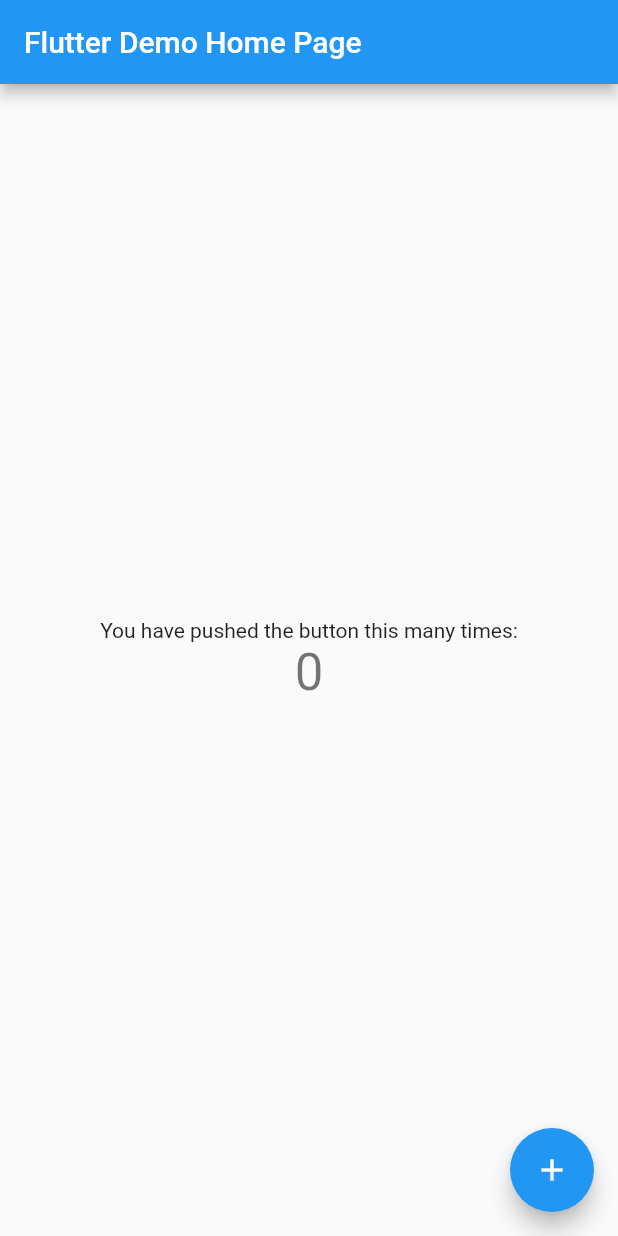
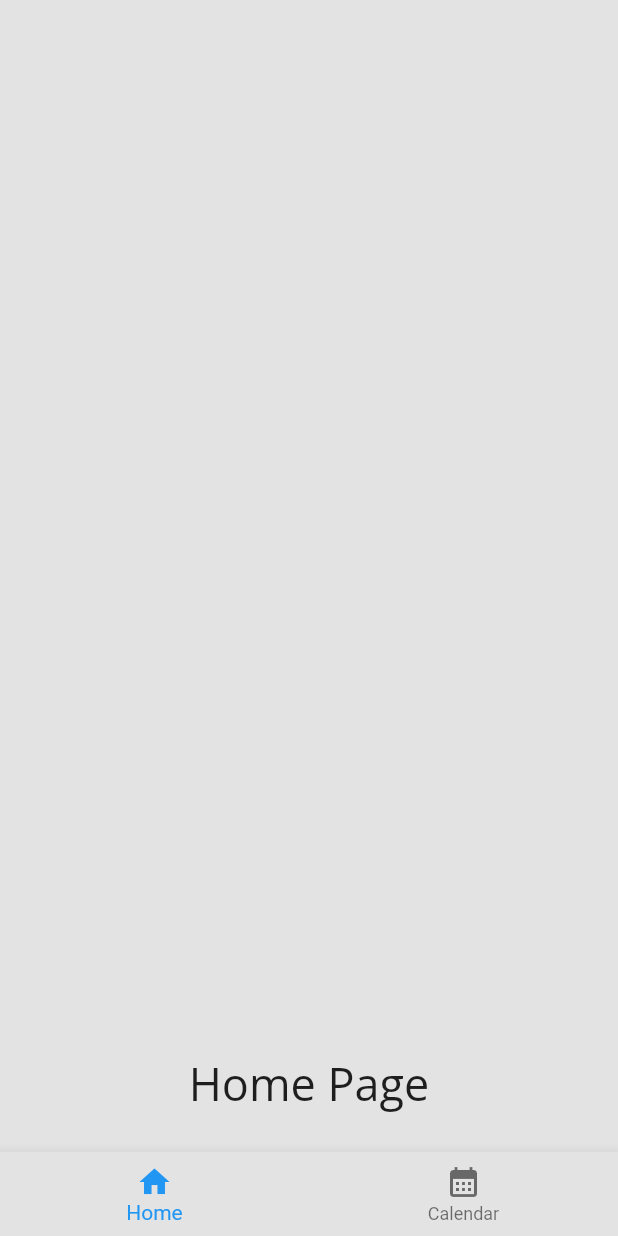
Before and after one commit to SanskritiHarmukh/Almeerah, a Flutter app: the screen it shows after launch, on a phone screen of 412 x 824 dp. Run offline on Flutter 3.47's test engine with Material 2 defaults, Android fonts, the phone set to English and light mode, and no system bars; our stand-ins replace firebase_core, google_fonts; missing offline and left inert: flutter_clean_calendar; accounts and stored records are empty.

Commit message:
Added calendar and a color for each day

```diff
--- /dev/null
+++ b/lib/HomePage.dart
@@ -0,0 +1,25 @@
+import 'package:flutter/material.dart';
+import 'package:google_fonts/google_fonts.dart';
+
+class HomePage extends StatefulWidget {
+  const HomePage({Key? key}) : super(key: key);
+
+  @override
+  State<HomePage> createState() => _HomePageState();
+}
+
+class _HomePageState extends State<HomePage> {
+  @override
+  Widget build(BuildContext context) {
+    return Scaffold(
+      backgroundColor:  Color.fromARGB(255, 227, 227, 227),
+      body: Padding(
+        padding: const EdgeInsets.only(bottom: 25),
+        child: Align(
+          alignment: Alignment.bottomCenter,
+          child: Text('Home Page', style: GoogleFonts.openSans(fontSize: 30)),
+        ),
+      ),
+    );
+  }
+}
--- a/lib/main.dart
+++ b/lib/main.dart
@@ -1,3 +1,5 @@
+import 'package:almeerah/CalendarPage.dart';
+import 'package:almeerah/HomePage.dart';
 import 'package:flutter/material.dart';
 import 'package:firebase_core/firebase_core.dart';
 
@@ -7,112 +9,58 @@
   runApp(MyApp());
 }
 
-class MyApp extends StatelessWidget {
-  const MyApp({super.key});
+class MyApp extends StatefulWidget {
+  const MyApp({Key? key}) : super(key: key);
 
-  // This widget is the root of your application.
+  @override
+  State<MyApp> createState() => _MyAppState();
+}
+
+class _MyAppState extends State<MyApp> {
   @override
   Widget build(BuildContext context) {
     return MaterialApp(
-      title: 'Flutter Demo',
-      theme: ThemeData(
-        // This is the theme of your application.
-        //
-        // Try running your application with "flutter run". You'll see the
-        // application has a blue toolbar. Then, without quitting the app, try
-        // changing the primarySwatch below to Colors.green and then invoke
-        // "hot reload" (press "r" in the console where you ran "flutter run",
-        // or simply save your changes to "hot reload" in a Flutter IDE).
-        // Notice that the counter didn't reset back to zero; the application
-        // is not restarted.
-        primarySwatch: Colors.blue,
-      ),
-      home: const MyHomePage(title: 'Flutter Demo Home Page'),
+      debugShowCheckedModeBanner: false,
+      home: BottomTabBar(),
     );
   }
 }
-
-class MyHomePage extends StatefulWidget {
-  const MyHomePage({super.key, required this.title});
-
-  // This widget is the home page of your application. It is stateful, meaning
-  // that it has a State object (defined below) that contains fields that affect
-  // how it looks.
-
-  // This class is the configuration for the state. It holds the values (in this
-  // case the title) provided by the parent (in this case the App widget) and
-  // used by the build method of the State. Fields in a Widget subclass are
-  // always marked "final".
-
-  final String title;
+class BottomTabBar extends StatefulWidget {
+  BottomTabBar({Key? key}) : super(key: key);
 
   @override
-  State<MyHomePage> createState() => _MyHomePageState();
+  State<BottomTabBar> createState() => _BottomTabBarState();
 }
 
-class _MyHomePageState extends State<MyHomePage> {
-  int _counter = 0;
-
-  void _incrementCounter() {
-    setState(() {
-      // This call to setState tells the Flutter framework that something has
-      // changed in this State, which causes it to rerun the build method below
-      // so that the display can reflect the updated values. If we changed
-      // _counter without calling setState(), then the build method would not be
-      // called again, and so nothing would appear to happen.
-      _counter++;
-    });
-  }
-
+class _BottomTabBarState extends State<BottomTabBar> {
+  int _index = 0;
+  final screens = [
+    HomePage(),
+    CalendarPage(),
+  ];
   @override
   Widget build(BuildContext context) {
-    // This method is rerun every time setState is called, for instance as done
-    // by the _incrementCounter method above.
-    //
-    // The Flutter framework has been optimized to make rerunning build methods
-    // fast, so that you can just rebuild anything that needs updating rather
-    // than having to individually change instances of widgets.
     return Scaffold(
-      appBar: AppBar(
-        // Here we take the value from the MyHomePage object that was created by
-        // the App.build method, and use it to set our appbar title.
-        title: Text(widget.title),
-      ),
-      body: Center(
-        // Center is a layout widget. It takes a single child and positions it
-        // in the middle of the parent.
-        child: Column(
-          // Column is also a layout widget. It takes a list of children and
-          // arranges them vertically. By default, it sizes itself to fit its
-          // children horizontally, and tries to be as tall as its parent.
-          //
-          // Invoke "debug painting" (press "p" in the console, choose the
-          // "Toggle Debug Paint" action from the Flutter Inspector in Android
-          // Studio, or the "Toggle Debug Paint" command in Visual Studio Code)
-          // to see the wireframe for each widget.
-          //
-          // Column has various properties to control how it sizes itself and
-          // how it positions its children. Here we use mainAxisAlignment to
-          // center the children vertically; the main axis here is the vertical
-          // axis because Columns are vertical (the cross axis would be
-          // horizontal).
-          mainAxisAlignment: MainAxisAlignment.center,
-          children: <Widget>[
-            const Text(
-              'You have pushed the button this many times:',
-            ),
-            Text(
-              '$_counter',
-              style: Theme.of(context).textTheme.headline4,
-            ),
-          ],
-        ),
-      ),
-      floatingActionButton: FloatingActionButton(
-        onPressed: _incrementCounter,
-        tooltip: 'Increment',
-        child: const Icon(Icons.add),
-      ), // This trailing comma makes auto-formatting nicer for build methods.
-    );
+        body: screens[_index],
+
+        bottomNavigationBar: BottomNavigationBar(
+            currentIndex: _index,
+            onTap: (value) {
+              setState(() {
+                _index = value;
+              });
+            },
+
+            backgroundColor: Color.fromARGB(255, 227, 227, 227),
+            items: [
+              BottomNavigationBarItem(
+                icon: Icon(Icons.home),
+                label: 'Home',
+              ),
+              BottomNavigationBarItem(
+                icon: Icon(Icons.calendar_month),
+                label: 'Calendar',
+              ),
+            ]));
   }
 }
--- a/pubspec.yaml
+++ b/pubspec.yaml
@@ -37,6 +37,9 @@
   # Use with the CupertinoIcons class for iOS style icons.
   cupertino_icons: ^1.0.2
   cloud_firestore: ^4.8.4
+  google_fonts: ^6.1.0
+  flutter_clean_calendar: ^1.1.0
+
 
 dev_dependencies:
   flutter_test:
```
Also changed, not shown: lib/CalendarPage.dart (added, +102 -0 lines), pubspec.lock, 1 other file.
